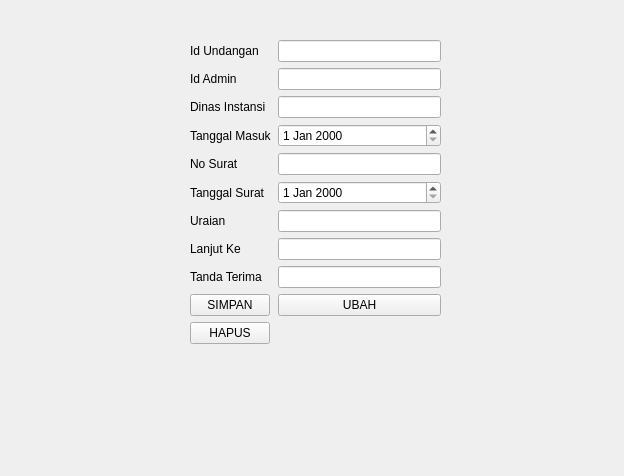
Before: the Qt Designer form PengelolaanArsip_2310010070/undangan.ui in muliadi22/Tugas_Visual3_Muliadi, drawn with Qt 5.
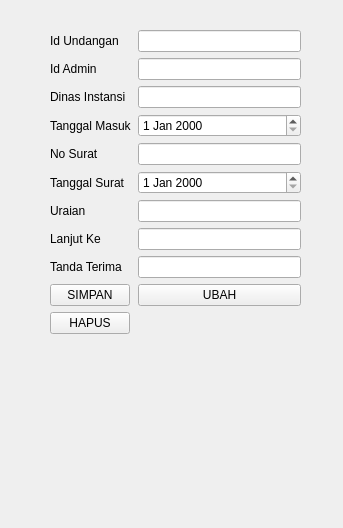
After: the same form once the commit is applied.

```diff
--- a/PengelolaanArsip_2310010070/undangan.ui
+++ b/PengelolaanArsip_2310010070/undangan.ui
@@ -6,8 +6,8 @@
    <rect>
     <x>0</x>
     <y>0</y>
-    <width>624</width>
-    <height>476</height>
+    <width>343</width>
+    <height>528</height>
    </rect>
   </property>
   <property name="windowTitle">
@@ -16,8 +16,8 @@
   <widget class="QWidget" name="formLayoutWidget">
    <property name="geometry">
     <rect>
-     <x>190</x>
-     <y>40</y>
+     <x>50</x>
+     <y>30</y>
      <width>251</width>
      <height>384</height>
     </rect>
```
